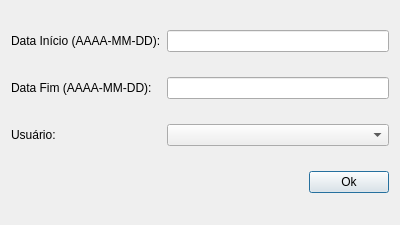
dsgoficial/SAP_Gerente, file uis/addAtividadePeriodo.ui: the form before one commit.
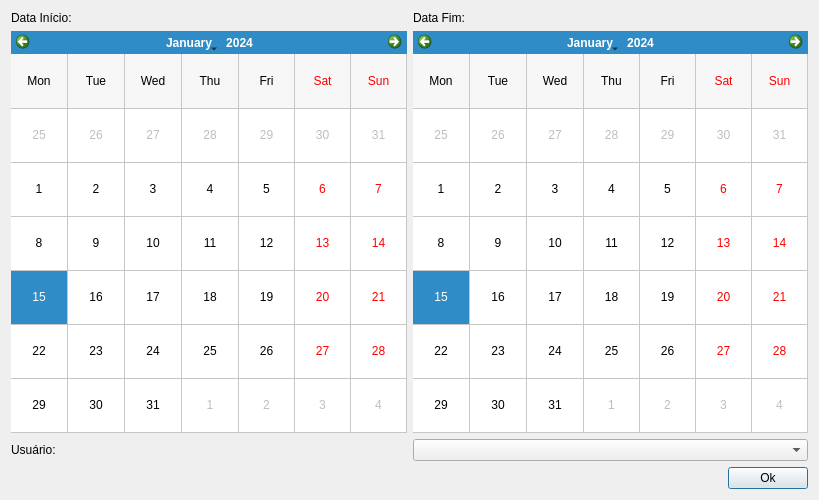
The form after the commit.

Commit message: melhoria na escolha de datas para relatório geral e relatório por operador

```diff
--- a/uis/addAtividadePeriodo.ui
+++ b/uis/addAtividadePeriodo.ui
@@ -6,45 +6,105 @@
    <rect>
     <x>0</x>
     <y>0</y>
-    <width>400</width>
-    <height>225</height>
+    <width>819</width>
+    <height>500</height>
    </rect>
   </property>
   <property name="windowTitle">
    <string>Consultar Atividades por Período</string>
   </property>
-  <layout class="QGridLayout" name="gridLayout">
-   <item row="1" column="0">
-    <widget class="QLabel" name="labelDataFim">
-     <property name="text">
-      <string>Data Fim (AAAA-MM-DD):</string>
-     </property>
-    </widget>
-   </item>
-   <item row="1" column="1" colspan="3">
-    <widget class="QLineEdit" name="dataFimLe"/>
-   </item>
-   <item row="0" column="0">
+  <layout class="QVBoxLayout" name="verticalLayout">
+   <item>
+    <layout class="QHBoxLayout" name="horizontalLayout">
+     <item>
+      <layout class="QVBoxLayout" name="verticalLayout_1">
+       <item>
     <widget class="QLabel" name="labelDataInicio">
      <property name="text">
-      <string>Data Início (AAAA-MM-DD):</string>
+          <string>Data Início:</string>
      </property>
     </widget>
    </item>
-   <item row="2" column="0">
+       <item>
+        <widget class="QCalendarWidget" name="dataInicioCal">
+         <property name="autoFillBackground">
+          <bool>true</bool>
+         </property>
+         <property name="gridVisible">
+          <bool>true</bool>
+         </property>
+         <property name="horizontalHeaderFormat">
+          <enum>QCalendarWidget::ShortDayNames</enum>
+         </property>
+         <property name="verticalHeaderFormat">
+          <enum>QCalendarWidget::NoVerticalHeader</enum>
+         </property>
+         <property name="navigationBarVisible">
+          <bool>true</bool>
+         </property>
+         <property name="dateEditEnabled">
+          <bool>true</bool>
+         </property>
+         <property name="dateEditAcceptDelay">
+          <number>1500</number>
+         </property>
+        </widget>
+       </item>
+      </layout>
+     </item>
+     <item>
+      <layout class="QVBoxLayout" name="verticalLayout_2">
+       <item>
+        <widget class="QLabel" name="labelDataFim">
+         <property name="text">
+          <string>Data Fim:</string>
+         </property>
+        </widget>
+       </item>
+       <item>
+        <widget class="QCalendarWidget" name="dataFimCal">
+         <property name="gridVisible">
+          <bool>true</bool>
+         </property>
+         <property name="verticalHeaderFormat">
+          <enum>QCalendarWidget::NoVerticalHeader</enum>
+         </property>
+        </widget>
+       </item>
+      </layout>
+     </item>
+    </layout>
+   </item>
+   <item>
+    <layout class="QHBoxLayout" name="horizontalLayout_2">
+     <item>
     <widget class="QLabel" name="labelUsuario">
      <property name="text">
       <string>Usuário:</string>
      </property>
     </widget>
    </item>
-   <item row="0" column="1" colspan="3">
-    <widget class="QLineEdit" name="dataInicioLe"/>
-   </item>
-   <item row="2" column="1" colspan="3">
+     <item>
     <widget class="QComboBox" name="userCb"/>
    </item>
-   <item row="3" column="3">
+    </layout>
+   </item>
+   <item>
+    <layout class="QHBoxLayout" name="horizontalLayout_3">
+     <item>
+      <spacer name="horizontalSpacer">
+       <property name="orientation">
+        <enum>Qt::Horizontal</enum>
+       </property>
+       <property name="sizeHint" stdset="0">
+        <size>
+         <width>40</width>
+         <height>20</height>
+        </size>
+       </property>
+      </spacer>
+     </item>
+     <item>
     <widget class="QPushButton" name="okBtn">
      <property name="text">
       <string>Ok</string>
@@ -52,13 +112,8 @@
     </widget>
    </item>
   </layout>
-  <zorder>dataFimLe</zorder>
-  <zorder>labelDataInicio</zorder>
-  <zorder>labelUsuario</zorder>
-  <zorder>dataInicioLe</zorder>
-  <zorder>userCb</zorder>
-  <zorder>okBtn</zorder>
-  <zorder>labelDataFim</zorder>
+   </item>
+  </layout>
  </widget>
  <tabstops>
   <tabstop>dataInicioLe</tabstop>
```
Left out of the diff: 4 changed lines with no effect on the pictures. Lines whose indentation alone changed are shown as unchanged. The commit also changes 3 other files.
